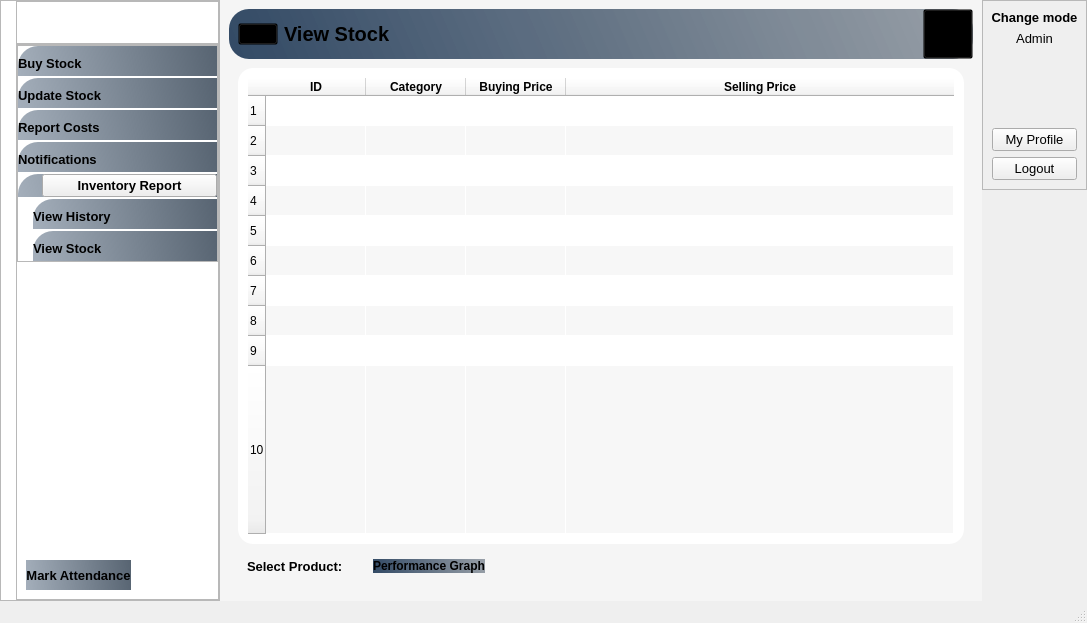
mukarramdaniel/Distribution-System_Python, file Inventory_Supervisor.ui: the form before one commit.
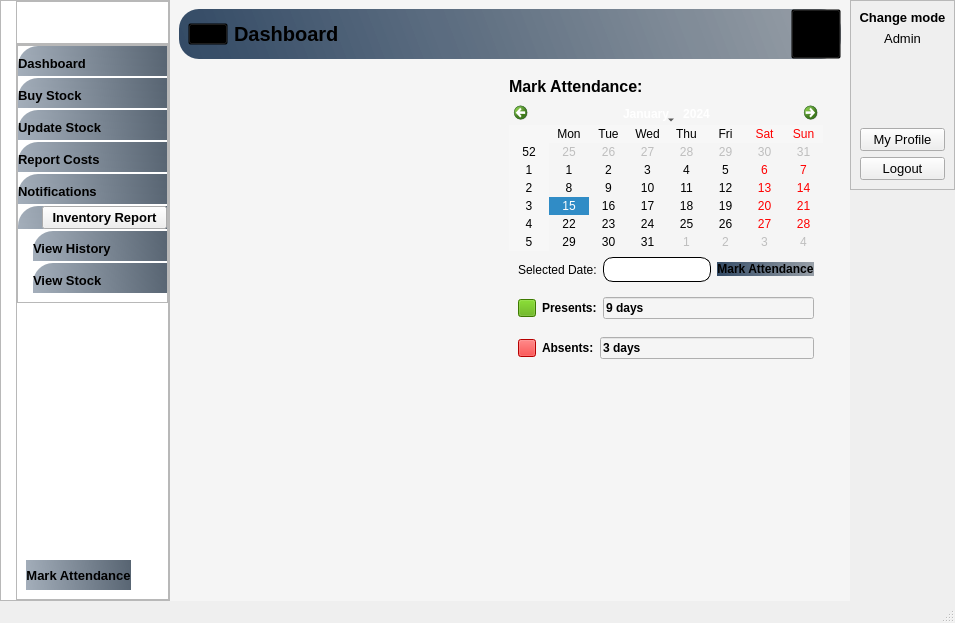
The form after the commit. Icons and pictures are not drawn.

Commit message: Dev-U31-UI

```diff
--- a/Inventory_Supervisor.ui
+++ b/Inventory_Supervisor.ui
@@ -6,7 +6,7 @@
    <rect>
     <x>0</x>
     <y>0</y>
-    <width>1087</width>
+    <width>955</width>
     <height>623</height>
    </rect>
   </property>
@@ -121,7 +121,7 @@
         <string notr="true">#widget_41{
 background-color:#ffffff;
 }
-#btnBuyStock,#btn_Update_Stock,#btn_Notifications,#btn_ReportCost,#widget_Inventory_dropdown_2,#btn_ViewHistory,#btn_ViewStock{
+#btnBuyStock,#btn_Update_Stock,#btn_Notifications,#btn_ReportCost,#widget_Inventory_dropdown_2,#btn_ViewHistory,#btn_ViewStock,#btn_Dashboard{
 background-color:qlineargradient(spread:pad,x1:0,y1:0.505682,x2:1,y2:0.477,stop:0 rgba(20,47,78,100),stop:1 rgba(85,98,112,250));
 padding:10px,5px;
 text-align:left;
@@ -302,9 +302,30 @@
                     <property name="rightMargin">
                      <number>0</number>
                     </property>
-                    <property name="bottomMargin">
-                     <number>0</number>
-                    </property>
+                    <item>
+                     <widget class="QPushButton" name="btn_Dashboard">
+                      <property name="font">
+                       <font>
+                        <pointsize>10</pointsize>
+                        <weight>75</weight>
+                        <bold>true</bold>
+                       </font>
+                      </property>
+                      <property name="text">
+                       <string>Dashboard</string>
+                      </property>
+                      <property name="icon">
+                       <iconset resource="Resource.qrc">
+                        <normaloff>:/White Icons/Graphics/featherBlack/dashboard.png</normaloff>:/White Icons/Graphics/featherBlack/dashboard.png</iconset>
+                      </property>
+                      <property name="iconSize">
+                       <size>
+                        <width>24</width>
+                        <height>24</height>
+                       </size>
+                      </property>
+                     </widget>
+                    </item>
                     <item>
                      <widget class="QPushButton" name="btnBuyStock">
                       <property name="font">
@@ -596,7 +617,7 @@
        <number>1</number>
       </property>
       <property name="currentIndex">
-       <number>2</number>
+       <number>3</number>
       </property>
       <widget class="QWidget" name="page_BuyStock">
        <property name="styleSheet">
@@ -2025,6 +2046,375 @@
         </item>
        </layout>
       </widget>
+      <widget class="QWidget" name="Dashboard_page">
+       <property name="styleSheet">
+        <string notr="true">*{
+background-color:#f5f5f5;
+}
+#HeaderFrame_9{
+background-color:qlineargradient(spread:pad,x1:0,y1:0.505682,x2:1,y2:0.477,stop:0 rgba(20,47,78,219),stop:1 rgba(85,98,112,150));
+ border-radius: 20px;
+}
+#widget_71,QPushButton,QLabel,#widget_72{
+background:transparent;
+}
+#txt_SelectedDate{
+background-color:#fff;
+border-radius: 10px;
+border: 1px solid #000000
+}
+#btn_MarkAttendance_2{
+background-color:qlineargradient(spread:pad,x1:0,y1:0.505682,x2:1,y2:0.477,stop:0 rgba(20,47,78,219),stop:1 rgba(85,98,112,150));
+ border-radius: 10px;
+
+}
+#pushButton{
+background-color:#55aa00;
+}
+#pushButton_2{
+background-color:#ff0000;
+}</string>
+       </property>
+       <layout class="QVBoxLayout" name="verticalLayout_3">
+        <item>
+         <widget class="QWidget" name="widget" native="true">
+          <layout class="QVBoxLayout" name="verticalLayout_4">
+           <property name="spacing">
+            <number>0</number>
+           </property>
+           <property name="leftMargin">
+            <number>0</number>
+           </property>
+           <property name="topMargin">
+            <number>0</number>
+           </property>
+           <property name="rightMargin">
+            <number>0</number>
+           </property>
+           <property name="bottomMargin">
+            <number>0</number>
+           </property>
+           <item alignment="Qt::AlignTop">
+            <widget class="QWidget" name="HeaderFrame_9" native="true">
+             <property name="autoFillBackground">
+              <bool>false</bool>
+             </property>
+             <layout class="QHBoxLayout" name="horizontalLayout_81">
+              <property name="spacing">
+               <number>0</number>
+              </property>
+              <property name="leftMargin">
+               <number>0</number>
+              </property>
+              <property name="topMargin">
+               <number>0</number>
+              </property>
+              <property name="rightMargin">
+               <number>0</number>
+              </property>
+              <property name="bottomMargin">
+               <number>0</number>
+              </property>
+              <item alignment="Qt::AlignLeft">
+               <widget class="QWidget" name="widget_71" native="true">
+                <layout class="QHBoxLayout" name="horizontalLayout_82">
+                 <property name="topMargin">
+                  <number>0</number>
+                 </property>
+                 <property name="bottomMargin">
+                  <number>0</number>
+                 </property>
+                 <item>
+                  <widget class="QPushButton" name="menuBtn_10">
+                   <property name="text">
+                    <string/>
+                   </property>
+                   <property name="icon">
+                    <iconset resource="Resource.qrc">
+                     <normaloff>:/Black Icons/Graphics/featherBlack/menu.svg</normaloff>:/Black Icons/Graphics/featherBlack/menu.svg</iconset>
+                   </property>
+                   <property name="iconSize">
+                    <size>
+                     <width>24</width>
+                     <height>24</height>
+                    </size>
+                   </property>
+                  </widget>
+                 </item>
+                 <item>
+                  <widget class="QLabel" name="appHeader_10">
+                   <property name="font">
+                    <font>
+                     <pointsize>15</pointsize>
+                     <weight>75</weight>
+                     <bold>true</bold>
+                    </font>
+                   </property>
+                   <property name="text">
+                    <string>Dashboard</string>
+                   </property>
+                  </widget>
+                 </item>
+                </layout>
+               </widget>
+              </item>
+              <item>
+               <widget class="QWidget" name="widget_72" native="true">
+                <layout class="QHBoxLayout" name="horizontalLayout_83">
+                 <property name="spacing">
+                  <number>0</number>
+                 </property>
+                 <property name="leftMargin">
+                  <number>0</number>
+                 </property>
+                 <property name="topMargin">
+                  <number>0</number>
+                 </property>
+                 <property name="rightMargin">
+                  <number>0</number>
+                 </property>
+                 <property name="bottomMargin">
+                  <number>0</number>
+                 </property>
+                 <item alignment="Qt::AlignRight">
+                  <widget class="QPushButton" name="accountBtn_10">
+                   <property name="minimumSize">
+                    <size>
+                     <width>50</width>
+                     <height>50</height>
+                    </size>
+                   </property>
+                   <property name="text">
+                    <string/>
+                   </property>
+                   <property name="icon">
+                    <iconset resource="Resource.qrc">
+                     <normaloff>:/Black Icons/Graphics/featherBlack/user.svg</normaloff>:/Black Icons/Graphics/featherBlack/user.svg</iconset>
+                   </property>
+                   <property name="iconSize">
+                    <size>
+                     <width>32</width>
+                     <height>32</height>
+                    </size>
+                   </property>
+                  </widget>
+                 </item>
+                </layout>
+               </widget>
+              </item>
+             </layout>
+            </widget>
+           </item>
+           <item>
+            <widget class="QWidget" name="widget_3" native="true">
+             <layout class="QHBoxLayout" name="horizontalLayout_2">
+              <item>
+               <widget class="QWidget" name="widget_2" native="true"/>
+              </item>
+              <item>
+               <spacer name="verticalSpacer">
+                <property name="orientation">
+                 <enum>Qt::Vertical</enum>
+                </property>
+                <property name="sizeHint" stdset="0">
+                 <size>
+                  <width>20</width>
+                  <height>40</height>
+                 </size>
+                </property>
+               </spacer>
+              </item>
+              <item alignment="Qt::AlignRight|Qt::AlignTop">
+               <widget class="QWidget" name="widget_4" native="true">
+                <layout class="QVBoxLayout" name="verticalLayout_5">
+                 <item>
+                  <widget class="QLabel" name="label">
+                   <property name="font">
+                    <font>
+                     <pointsize>12</pointsize>
+                     <weight>75</weight>
+                     <bold>true</bold>
+                    </font>
+                   </property>
+                   <property name="text">
+                    <string>Mark Attendance:</string>
+                   </property>
+                  </widget>
+                 </item>
+                 <item>
+                  <widget class="QCalendarWidget" name="calendarWidget"/>
+                 </item>
+                 <item>
+                  <widget class="QWidget" name="widget_5" native="true">
+                   <layout class="QHBoxLayout" name="horizontalLayout_3">
+                    <property name="topMargin">
+                     <number>0</number>
+                    </property>
+                    <property name="bottomMargin">
+                     <number>0</number>
+                    </property>
+                    <item>
+                     <widget class="QLabel" name="label_2">
+                      <property name="text">
+                       <string>Selected Date:</string>
+                      </property>
+                     </widget>
+                    </item>
+                    <item>
+                     <widget class="QLineEdit" name="txt_SelectedDate">
+                      <property name="minimumSize">
+                       <size>
+                        <width>0</width>
+                        <height>25</height>
+                       </size>
+                      </property>
+                      <property name="readOnly">
+                       <bool>true</bool>
+                      </property>
+                     </widget>
+                    </item>
+                    <item>
+                     <widget class="QPushButton" name="btn_MarkAttendance_2">
+                      <property name="font">
+                       <font>
+                        <weight>75</weight>
+                        <bold>true</bold>
+                       </font>
+                      </property>
+                      <property name="text">
+                       <string>Mark Attendance</string>
+                      </property>
+                      <property name="icon">
+                       <iconset resource="Resource.qrc">
+                        <normaloff>:/White Icons/Graphics/featherBlack/checking-attendance.png</normaloff>:/White Icons/Graphics/featherBlack/checking-attendance.png</iconset>
+                      </property>
+                     </widget>
+                    </item>
+                   </layout>
+                  </widget>
+                 </item>
+                 <item>
+                  <widget class="QWidget" name="widget_6" native="true">
+                   <layout class="QVBoxLayout" name="verticalLayout_6">
+                    <property name="spacing">
+                     <number>0</number>
+                    </property>
+                    <property name="leftMargin">
+                     <number>0</number>
+                    </property>
+                    <property name="topMargin">
+                     <number>0</number>
+                    </property>
+                    <property name="rightMargin">
+                     <number>0</number>
+                    </property>
+                    <property name="bottomMargin">
+                     <number>0</number>
+                    </property>
+                    <item>
+                     <widget class="QWidget" name="widget_8" native="true">
+                      <layout class="QHBoxLayout" name="horizontalLayout_4">
+                       <item>
+                        <widget class="QPushButton" name="pushButton">
+                         <property name="maximumSize">
+                          <size>
+                           <width>18</width>
+                           <height>18</height>
+                          </size>
+                         </property>
+                         <property name="text">
+                          <string/>
+                         </property>
+                        </widget>
+                       </item>
+                       <item>
+                        <widget class="QLabel" name="label_3">
+                         <property name="font">
+                          <font>
+                           <weight>75</weight>
+                           <bold>true</bold>
+                          </font>
+                         </property>
+                         <property name="text">
+                          <string>Presents:</string>
+                         </property>
+                        </widget>
+                       </item>
+                       <item>
+                        <widget class="QLineEdit" name="lineEdit">
+                         <property name="font">
+                          <font>
+                           <weight>75</weight>
+                           <bold>true</bold>
+                          </font>
+                         </property>
+                         <property name="text">
+                          <string>9 days</string>
+                         </property>
+                        </widget>
+                       </item>
+                      </layout>
+                     </widget>
+                    </item>
+                    <item>
+                     <widget class="QWidget" name="widget_7" native="true">
+                      <layout class="QHBoxLayout" name="horizontalLayout_5">
+                       <item>
+                        <widget class="QPushButton" name="pushButton_2">
+                         <property name="maximumSize">
+                          <size>
+                           <width>18</width>
+                           <height>18</height>
+                          </size>
+                         </property>
+                         <property name="text">
+                          <string/>
+                         </property>
+                        </widget>
+                       </item>
+                       <item>
+                        <widget class="QLabel" name="label_4">
+                         <property name="font">
+                          <font>
+                           <weight>75</weight>
+                           <bold>true</bold>
+                          </font>
+                         </property>
+                         <property name="text">
+                          <string>Absents:</string>
+                         </property>
+                        </widget>
+                       </item>
+                       <item>
+                        <widget class="QLineEdit" name="lineEdit_3">
+                         <property name="font">
+                          <font>
+                           <weight>75</weight>
+                           <bold>true</bold>
+                          </font>
+                         </property>
+                         <property name="text">
+                          <string>3 days</string>
+                         </property>
+                        </widget>
+                       </item>
+                      </layout>
+                     </widget>
+                    </item>
+                   </layout>
+                  </widget>
+                 </item>
+                </layout>
+               </widget>
+              </item>
+             </layout>
+            </widget>
+           </item>
+          </layout>
+         </widget>
+        </item>
+       </layout>
+      </widget>
      </widget>
     </item>
     <item>
```
Left out of the diff: 4 changed lines with no effect on the pictures. The commit also changes 2 other files.
